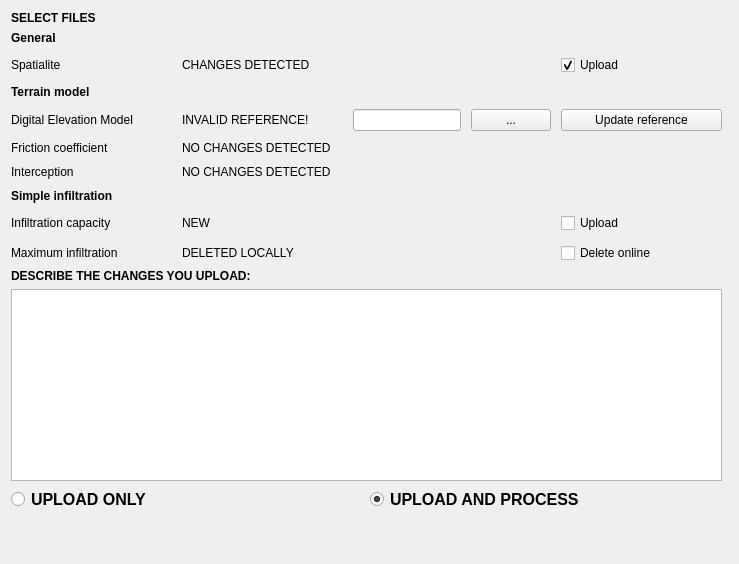
Old version of the form threedi_api_qgis_client/ui/upload_wizard/page_select_files.ui in the repository nens/threedi-api-qgis-client.
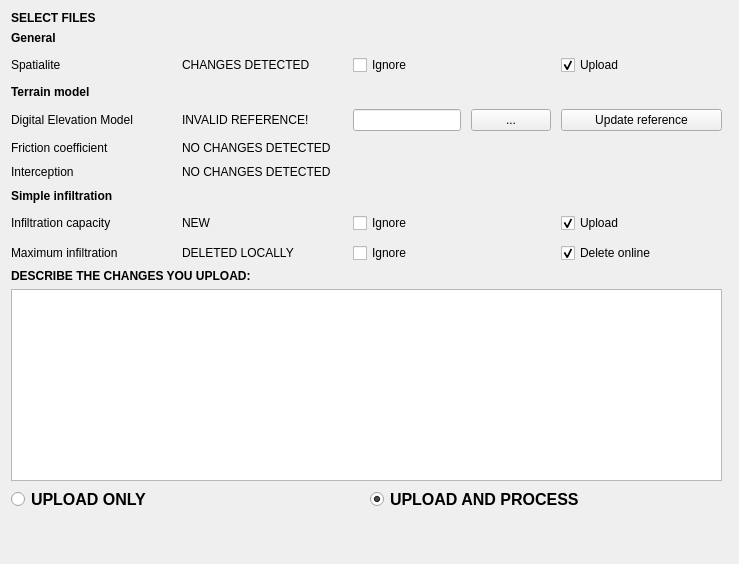
New version of the form.

Diff of the .ui file:
```diff
--- a/threedi_api_qgis_client/ui/upload_wizard/page_select_files.ui
+++ b/threedi_api_qgis_client/ui/upload_wizard/page_select_files.ui
@@ -297,12 +297,39 @@
        <property name="text">
         <string>Upload</string>
        </property>
+       <property name="checked">
+        <bool>true</bool>
+       </property>
       </widget>
      </item>
      <item row="8" column="3">
       <widget class="QCheckBox" name="checkBox_3">
        <property name="text">
         <string>Delete online</string>
+       </property>
+       <property name="checked">
+        <bool>true</bool>
+       </property>
+      </widget>
+     </item>
+     <item row="1" column="2">
+      <widget class="QCheckBox" name="ckb_spatialite_ignore">
+       <property name="text">
+        <string>Ignore</string>
+       </property>
+      </widget>
+     </item>
+     <item row="7" column="2">
+      <widget class="QCheckBox" name="ckb_infiltration_ignore">
+       <property name="text">
+        <string>Ignore</string>
+       </property>
+      </widget>
+     </item>
+     <item row="8" column="2">
+      <widget class="QCheckBox" name="ckb_max_infiltration_ignore">
+       <property name="text">
+        <string>Ignore</string>
        </property>
       </widget>
      </item>
```
Left out of the diff: 30 changed lines with no effect on the pictures.
